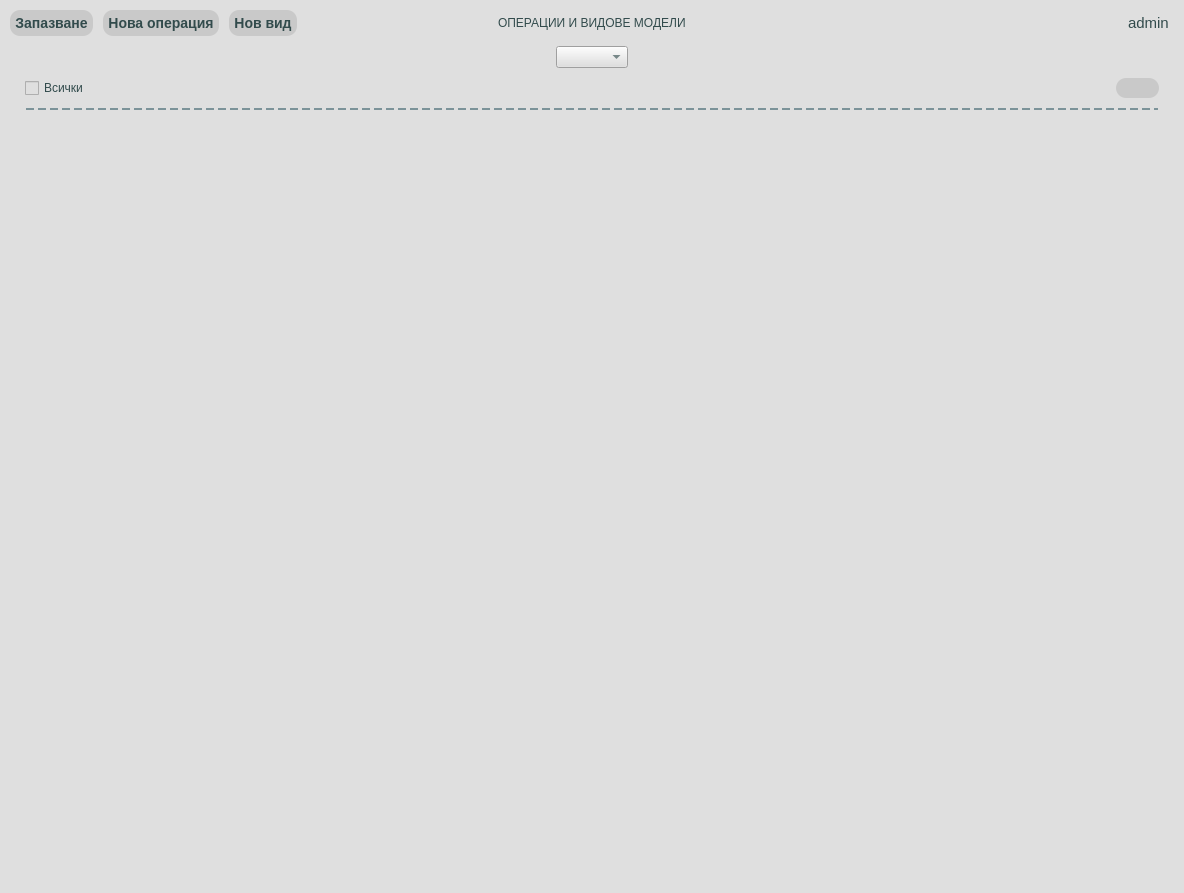
First picture: the form in app/ui/widgets/defaultOperToModelTypeCustomWidget.ui, repository DevilPhp/WorkSalary.v01, before the edit.
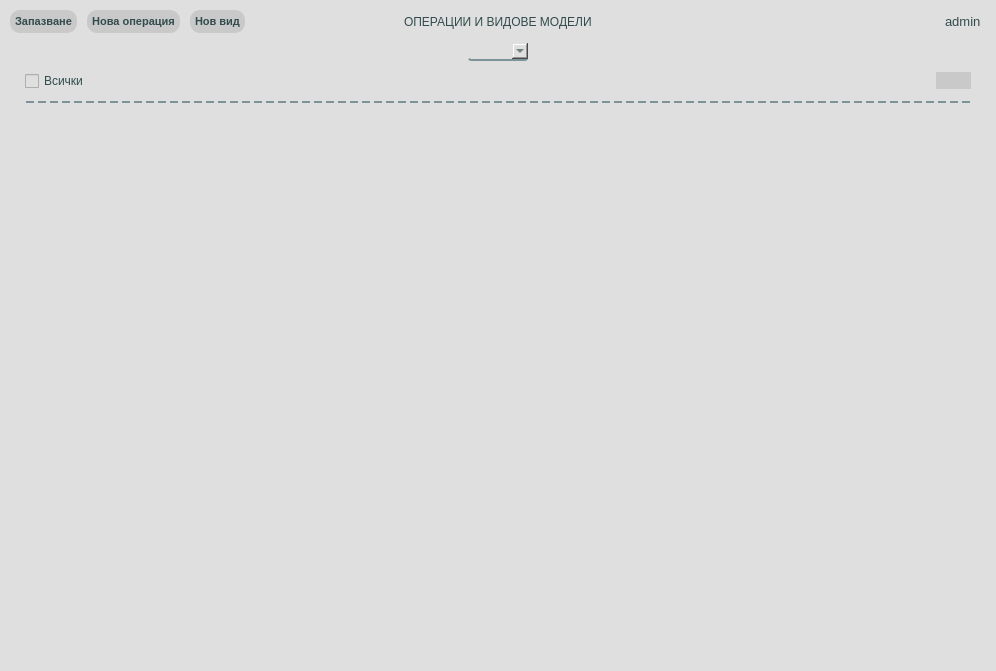
Second picture: the form after the edit. Icons and pictures are not drawn.

```diff
--- a/app/ui/widgets/defaultOperToModelTypeCustomWidget.ui
+++ b/app/ui/widgets/defaultOperToModelTypeCustomWidget.ui
@@ -6,14 +6,14 @@
    <rect>
     <x>0</x>
     <y>0</y>
-    <width>1184</width>
-    <height>893</height>
+    <width>996</width>
+    <height>671</height>
    </rect>
   </property>
   <property name="minimumSize">
    <size>
     <width>800</width>
-    <height>700</height>
+    <height>580</height>
    </size>
   </property>
   <property name="windowTitle">
@@ -22,7 +22,7 @@
   <property name="styleSheet">
    <string notr="true">*{
 	background-color: #dfdfdf;
-	font: 600 11pt &quot;Segoe UI&quot;;
+	font: 600 8pt &quot;Segoe UI&quot;;
 	color: #324b4c;
 }
 
@@ -31,7 +31,7 @@
 	border: none;
 	border-radius: 10px;
 	padding: 5px;
-	font-size: 10.5pt;
+	font-size: 8pt;
 	font-weight: 700;
 }
 
@@ -49,7 +49,7 @@
 }
 
 #pageTitle {
-	font: 700 13pt &quot;Segoe UI&quot;;
+	font: 700 11pt &quot;Segoe UI&quot;;
 }
 
 #userIcon, #logoutBtn{
@@ -62,7 +62,38 @@
 }
 
 #usernameLabel {
-	font-size: 11pt;
+	font-size: 10pt;
+}
+
+QComboBox{
+	background-color: #dfdfdf;
+	border-bottom: 2px solid #7c9399;
+	border-radius: 3px;
+}
+
+QComboBox::drop-down{
+	image: url(':/icons/app/assets/icons/Alt-Arrow-Down--Streamline-Solar-Broken.svg');
+	width: 16px;
+	height: 16px;
+}
+
+QComboBox:hover{
+	color: #2b2b2c;
+	font: 700 8pt &quot;Segoe UI&quot;;
+	border-radius: 0px;
+	alternate-background-color: #2c313c;
+}
+QComboBox::item:selected{
+	color: #2b2b2c;
+	font: 700 8pt &quot;Segoe UI&quot;;
+	border-radius: 0px;
+}
+QComboBox::item{
+	color: #324b4c;
+	font: 600 8pt &quot;Segoe UI&quot;;
+	height: 10px;  
+	border: 4px solid transparent;
+	padding: 0px 4px 0px 4px;
 }
 
 #delDefModelTypeBtn {
@@ -177,7 +208,7 @@
           <widget class="QWidget" name="widget_3" native="true">
            <layout class="QHBoxLayout" name="horizontalLayout_3">
             <property name="spacing">
-             <number>10</number>
+             <number>3</number>
             </property>
             <property name="leftMargin">
              <number>0</number>
@@ -202,8 +233,8 @@
               </property>
               <property name="iconSize">
                <size>
-                <width>24</width>
-                <height>24</height>
+                <width>18</width>
+                <height>18</height>
                </size>
               </property>
              </widget>
@@ -222,8 +253,8 @@
               </property>
               <property name="iconSize">
                <size>
-                <width>24</width>
-                <height>24</height>
+                <width>18</width>
+                <height>18</height>
                </size>
               </property>
              </widget>
@@ -320,8 +351,8 @@
               </property>
               <property name="iconSize">
                <size>
-                <width>22</width>
-                <height>22</height>
+                <width>18</width>
+                <height>18</height>
                </size>
               </property>
              </widget>
```
